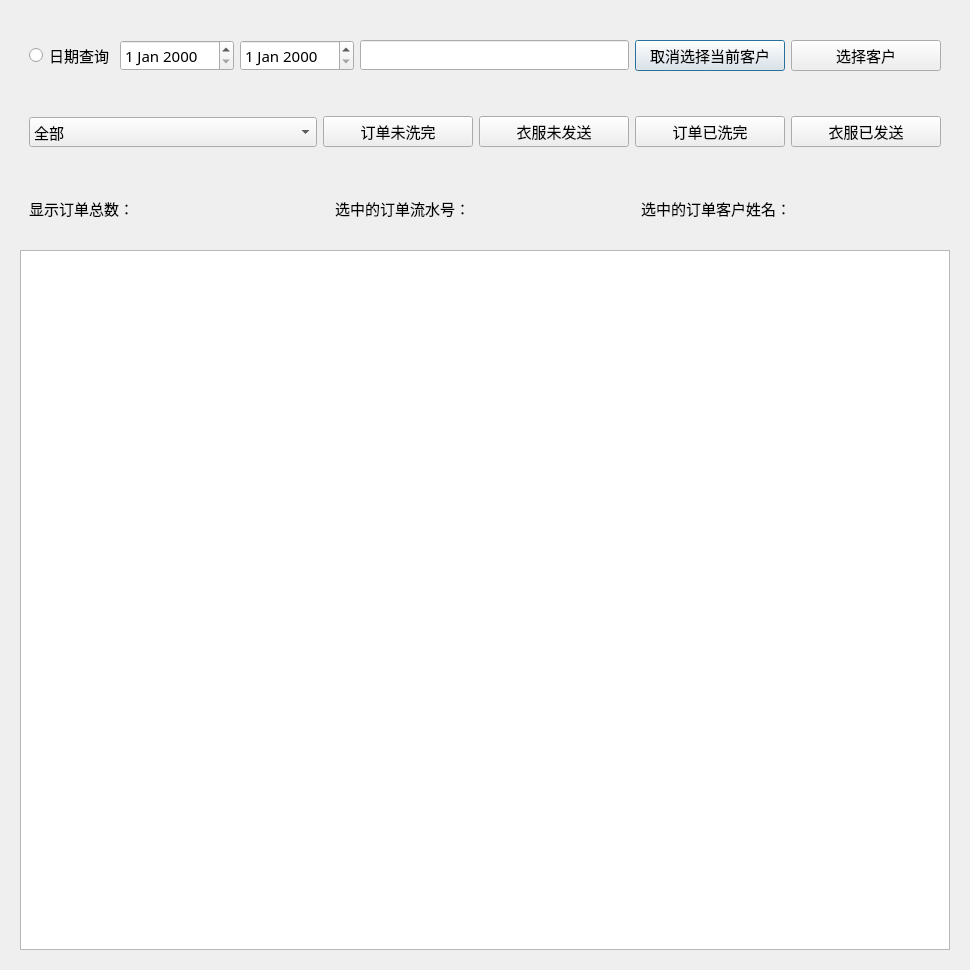
This is LaundryManagementSystem/dlgorderstatus.ui in Quentlam/LaundryManagementSystem as Qt 5 draws it before an edit. The edited form follows.
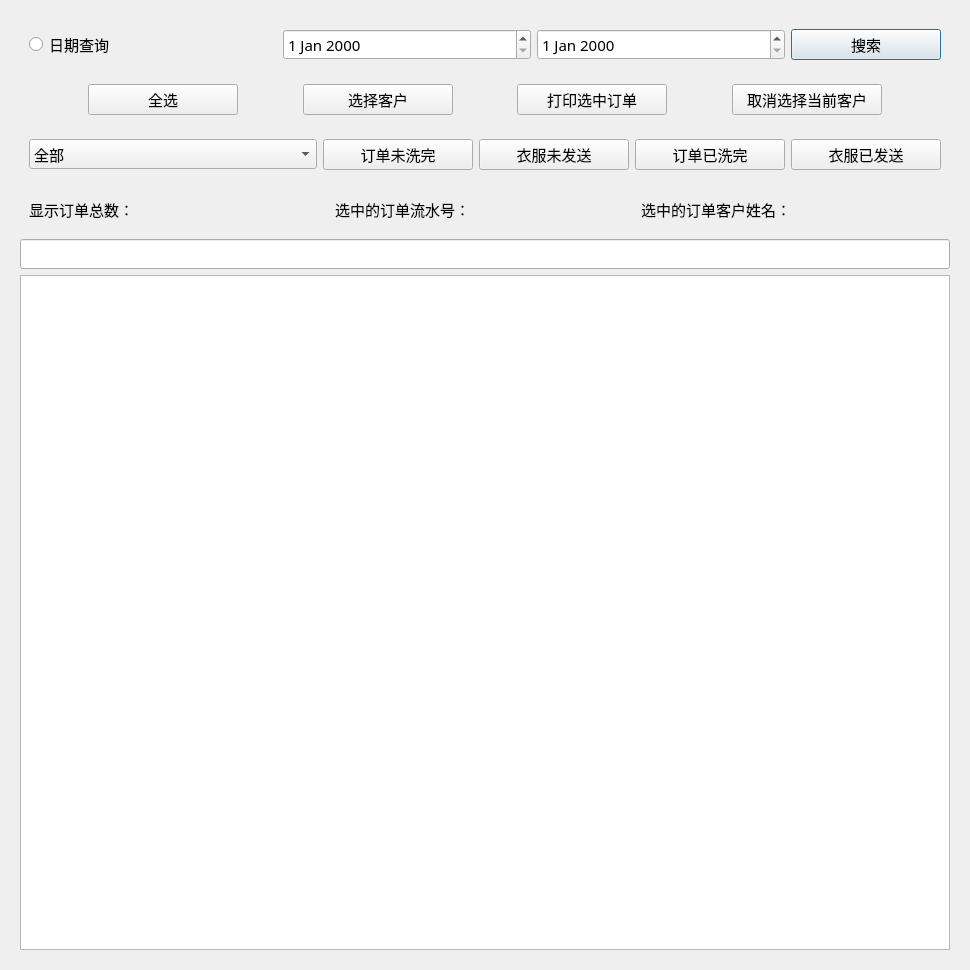
This is the edited form.

Commit message: [2025-3-9]date search is done

Patch:
```diff
--- a/LaundryManagementSystem/dlgorderstatus.ui
+++ b/LaundryManagementSystem/dlgorderstatus.ui
@@ -104,23 +104,7 @@
             </widget>
            </item>
            <item>
-            <widget class="QLineEdit" name="LeSearch">
-             <property name="minimumSize">
-              <size>
-               <width>0</width>
-               <height>30</height>
-              </size>
-             </property>
-             <property name="font">
-              <font>
-               <family>微软雅黑</family>
-               <pointsize>11</pointsize>
-              </font>
-             </property>
-            </widget>
-           </item>
-           <item>
-            <widget class="QPushButton" name="BtnCancel">
+            <widget class="QPushButton" name="BtnDateSearch">
              <property name="minimumSize">
               <size>
                <width>150</width>
@@ -129,21 +113,60 @@
              </property>
              <property name="maximumSize">
               <size>
-               <width>100</width>
+               <width>150</width>
                <height>16777215</height>
               </size>
              </property>
-             <property name="font">
-              <font>
-               <family>微软雅黑</family>
-               <pointsize>11</pointsize>
-              </font>
+             <property name="text">
+              <string>搜索</string>
              </property>
+            </widget>
+           </item>
+          </layout>
+         </widget>
+        </item>
+        <item>
+         <widget class="QWidget" name="widget_5" native="true">
+          <layout class="QHBoxLayout" name="horizontalLayout_4">
+           <item>
+            <spacer name="horizontalSpacer_5">
+             <property name="orientation">
+              <enum>Qt::Horizontal</enum>
+             </property>
+             <property name="sizeHint" stdset="0">
+              <size>
+               <width>40</width>
+               <height>20</height>
+              </size>
+             </property>
+            </spacer>
+           </item>
+           <item>
+            <widget class="QPushButton" name="BtnSelectAll">
+             <property name="minimumSize">
+              <size>
+               <width>150</width>
+               <height>30</height>
+              </size>
+             </property>
              <property name="text">
-              <string>取消选择当前客户</string>
+              <string>全选</string>
              </property>
             </widget>
            </item>
+           <item>
+            <spacer name="horizontalSpacer_2">
+             <property name="orientation">
+              <enum>Qt::Horizontal</enum>
+             </property>
+             <property name="sizeHint" stdset="0">
+              <size>
+               <width>40</width>
+               <height>20</height>
+              </size>
+             </property>
+            </spacer>
+           </item>
            <item>
             <widget class="QPushButton" name="BtnChoseCustomer">
              <property name="minimumSize">
@@ -169,6 +192,83 @@
              </property>
             </widget>
            </item>
+           <item>
+            <spacer name="horizontalSpacer_4">
+             <property name="orientation">
+              <enum>Qt::Horizontal</enum>
+             </property>
+             <property name="sizeHint" stdset="0">
+              <size>
+               <width>40</width>
+               <height>20</height>
+              </size>
+             </property>
+            </spacer>
+           </item>
+           <item>
+            <widget class="QPushButton" name="BtnPrintSelectOrderStatus">
+             <property name="minimumSize">
+              <size>
+               <width>150</width>
+               <height>30</height>
+              </size>
+             </property>
+             <property name="text">
+              <string>打印选中订单</string>
+             </property>
+            </widget>
+           </item>
+           <item>
+            <spacer name="horizontalSpacer">
+             <property name="orientation">
+              <enum>Qt::Horizontal</enum>
+             </property>
+             <property name="sizeHint" stdset="0">
+              <size>
+               <width>40</width>
+               <height>20</height>
+              </size>
+             </property>
+            </spacer>
+           </item>
+           <item>
+            <widget class="QPushButton" name="BtnCancel">
+             <property name="minimumSize">
+              <size>
+               <width>150</width>
+               <height>30</height>
+              </size>
+             </property>
+             <property name="maximumSize">
+              <size>
+               <width>16777215</width>
+               <height>16777215</height>
+              </size>
+             </property>
+             <property name="font">
+              <font>
+               <family>微软雅黑</family>
+               <pointsize>11</pointsize>
+              </font>
+             </property>
+             <property name="text">
+              <string>取消选择当前客户</string>
+             </property>
+            </widget>
+           </item>
+           <item>
+            <spacer name="horizontalSpacer_3">
+             <property name="orientation">
+              <enum>Qt::Horizontal</enum>
+             </property>
+             <property name="sizeHint" stdset="0">
+              <size>
+               <width>40</width>
+               <height>20</height>
+              </size>
+             </property>
+            </spacer>
+           </item>
           </layout>
          </widget>
         </item>
@@ -388,6 +488,22 @@
           </layout>
          </widget>
         </item>
+        <item>
+         <widget class="QLineEdit" name="LeSearch">
+          <property name="minimumSize">
+           <size>
+            <width>0</width>
+            <height>30</height>
+           </size>
+          </property>
+          <property name="font">
+           <font>
+            <family>微软雅黑</family>
+            <pointsize>11</pointsize>
+           </font>
+          </property>
+         </widget>
+        </item>
         <item>
          <widget class="QTableWidget" name="tableWidget">
           <property name="maximumSize">
```
The commit also changes 53 other files.
